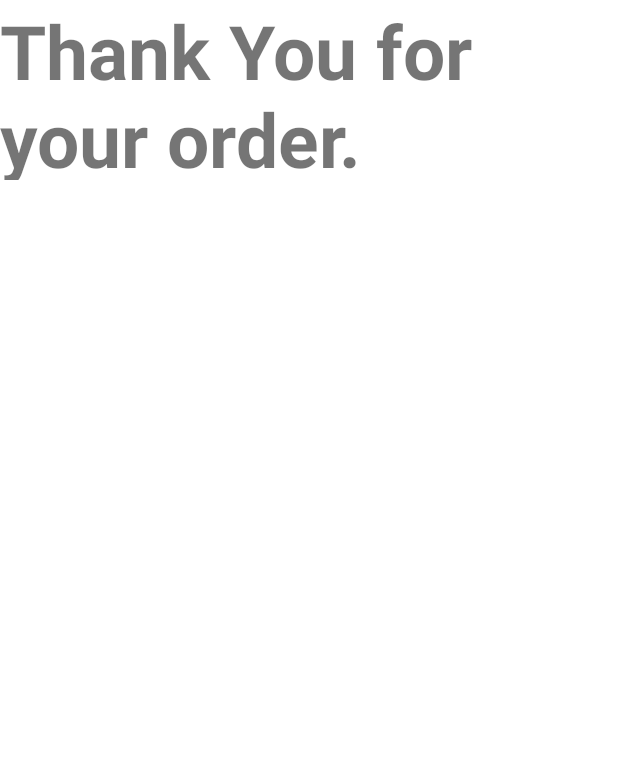
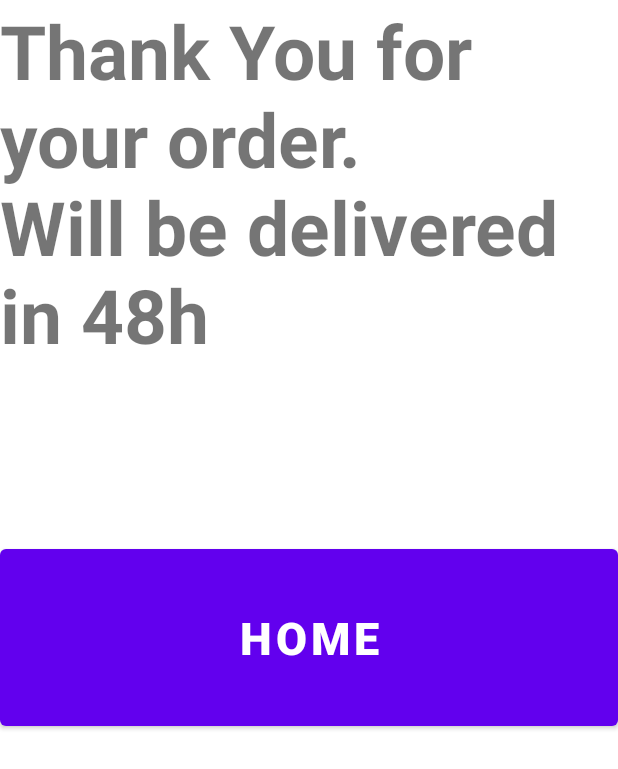
Before and after one commit to Isfaf-Uz-Zaman/HealthyLife, an Android app: the ThankYouForOrdering screen opened directly, with no data from a screen before it, on a phone screen of 412 x 824 dp. Shown: the top 769 px of the screen. Run offline under Robolectric (Android 15) with nearby library versions, the phone set to English and light mode, and no system bars.

Commit message:
Made some changes in store activity orientation.

```diff
--- a/app/src/main/java/com/example/homehealthylifestyle/DeliveryDetrails.java
+++ b/app/src/main/java/com/example/homehealthylifestyle/DeliveryDetrails.java
@@ -3,6 +3,7 @@ package com.example.homehealthylifestyle;
 import androidx.annotation.NonNull;
 import androidx.appcompat.app.AppCompatActivity;
 
+import android.content.Intent;
 import android.os.Bundle;
 import android.util.Log;
 import android.view.View;
@@ -89,6 +90,9 @@ public class DeliveryDetrails extends AppCompatActivity{
                     @Override
                     public void onSuccess(DocumentReference documentReference) {
                         Toast.makeText(DeliveryDetrails.this,"Successful",Toast.LENGTH_LONG).show();
+                        Intent intent = new Intent(DeliveryDetrails.this,ThankYouForOrdering.class);
+                        startActivity(intent);
+
                     }
                 })
                 .addOnFailureListener(new OnFailureListener() {
--- a/app/src/main/java/com/example/homehealthylifestyle/ThankYouForOrdering.java
+++ b/app/src/main/java/com/example/homehealthylifestyle/ThankYouForOrdering.java
@@ -2,13 +2,28 @@ package com.example.homehealthylifestyle;
 
 import androidx.appcompat.app.AppCompatActivity;
 
+import android.content.Intent;
 import android.os.Bundle;
+import android.view.View;
+import android.widget.Button;
 
 public class ThankYouForOrdering extends AppCompatActivity {
+
+    private  Button goHome;
 
     @Override
     protected void onCreate(Bundle savedInstanceState) {
         super.onCreate(savedInstanceState);
         setContentView(R.layout.activity_thank_you_for_ordering);
+
+        goHome =(Button) findViewById(R.id.homeFromStoreID);
+
+        goHome.setOnClickListener(new View.OnClickListener() {
+            @Override
+            public void onClick(View v) {
+                Intent intent = new Intent(ThankYouForOrdering.this,MainActivity.class);
+                startActivity(intent);
+            }
+        });
     }
 }
--- a/app/src/main/res/layout/activity_thank_you_for_ordering.xml
+++ b/app/src/main/res/layout/activity_thank_you_for_ordering.xml
@@ -1,18 +1,29 @@
 <?xml version="1.0" encoding="utf-8"?>
-<androidx.constraintlayout.widget.ConstraintLayout xmlns:android="http://schemas.android.com/apk/res/android"
+<LinearLayout xmlns:android="http://schemas.android.com/apk/res/android"
     xmlns:app="http://schemas.android.com/apk/res-auto"
     xmlns:tools="http://schemas.android.com/tools"
     android:layout_width="match_parent"
     android:layout_height="match_parent"
+    android:orientation="vertical"
     tools:context=".ThankYouForOrdering">
 
     <TextView
         android:id="@+id/textView"
         android:layout_width="match_parent"
-        android:layout_height="120dp"
+        android:layout_height="360dp"
+        android:text="Thank You for your order.          Will be delivered in 48h"
         android:textSize="50dp"
         android:textStyle="bold"
-        android:text="Thank You for your order."
-        tools:layout_editor_absoluteX="94dp"
-        tools:layout_editor_absoluteY="237dp" />
-</androidx.constraintlayout.widget.ConstraintLayout>
+        tools:layout_editor_absoluteX="37dp"
+        tools:layout_editor_absoluteY="75dp" />
+
+    <Button
+        android:id="@+id/homeFromStoreID"
+        android:layout_width="match_parent"
+        android:layout_height="130dp"
+        android:textStyle="bold"
+        android:text="Home"
+        android:textSize="30dp"
+        tools:layout_editor_absoluteX="160dp"
+        tools:layout_editor_absoluteY="496dp" />
+</LinearLayout>
```
